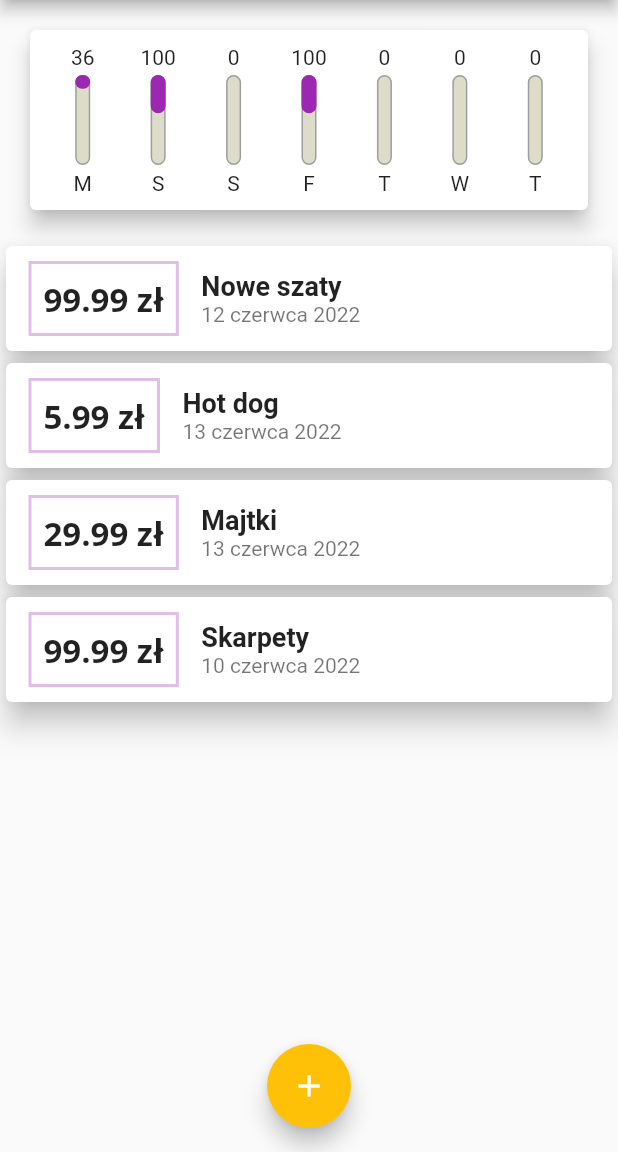
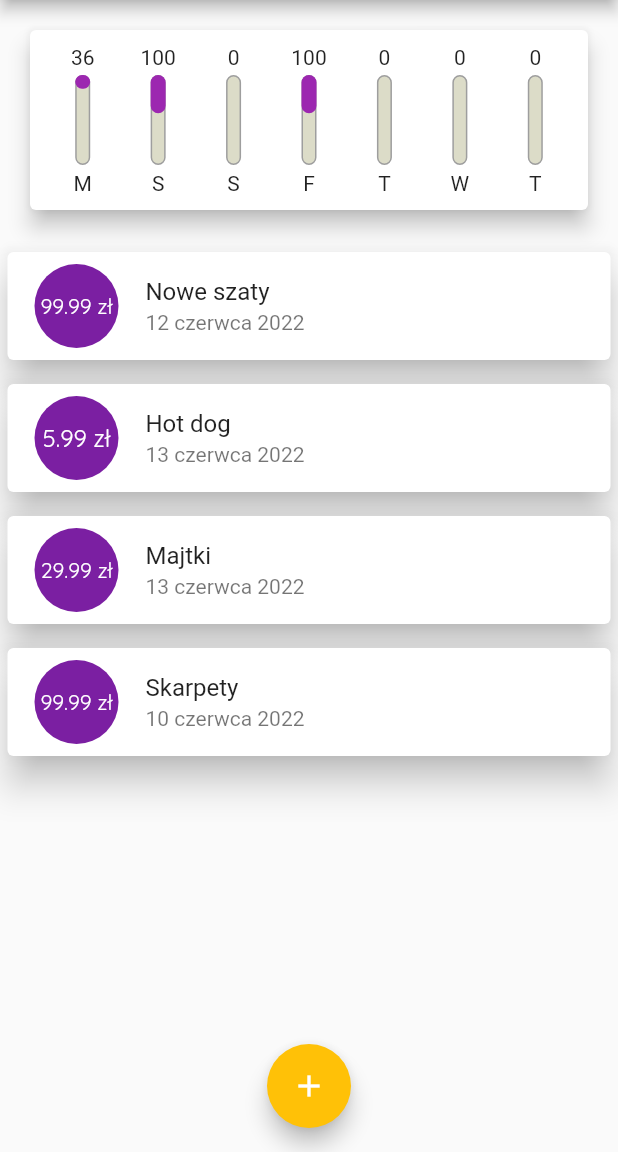
Before and after one commit to javascratches/flutter-expenses, a Flutter app: the screen it shows after launch, on a phone screen of 412 x 824 dp, the part 84-1236 px from its top. Run offline on Flutter 3.47's test engine with Material 2 defaults, Android fonts, the phone set to English and light mode, and no system bars.

Commit message:
Refaktoring listy na ListTile

```diff
--- a/lib/widgets/chart.dart
+++ b/lib/widgets/chart.dart
@@ -42,10 +42,9 @@ class Chart extends StatelessWidget {
       child: Padding(
         padding: EdgeInsets.all(10),
         child: Row(
-          mainAxisAlignment: MainAxisAlignment.spaceEvenly,
+          mainAxisAlignment: MainAxisAlignment.spaceAround,
             children: groupedTransactionValues.map((tx) {
-          return Flexible(
-            fit: FlexFit.tight,
+          return Expanded(
             child: ChartBar(
               tx['day'] as String,
               tx['amount'] as double,
--- a/lib/widgets/transcation_list.dart
+++ b/lib/widgets/transcation_list.dart
@@ -32,41 +32,25 @@ class TransactionList extends StatelessWidget {
               itemBuilder: (ctx, index) {
                 var tx = transactions[index];
                 return Card(
-                  elevation: 8,
-                  child: Row(
-                    children: [
-                      Container(
-                        child: Text(
-                          '${tx.amount.toStringAsFixed(2)} zł',
-                          style: Theme.of(context).textTheme.titleLarge,
+                  elevation: 10,
+                  margin: EdgeInsets.symmetric(vertical: 8, horizontal: 5),
+                  child: ListTile(
+                    leading: CircleAvatar(
+                      radius: 30,
+                      child: Padding(
+                        padding: EdgeInsets.all(6),
+                        child: FittedBox(
+                          child: Text('${tx.amount.toStringAsFixed(2)} zł'),
                         ),
-                        padding: const EdgeInsets.all(8),
-                        margin: const EdgeInsets.symmetric(vertical: 10, horizontal: 15),
-                        decoration: BoxDecoration(
-                            border: Border.all(
-                          color: Theme.of(context).primaryColorLight,
-                          width: 2,
-                        )),
                       ),
-                      Column(
-                        crossAxisAlignment: CrossAxisAlignment.start,
-                        children: [
-                          Text(
-                            tx.title,
-                            style: TextStyle(
-                              fontWeight: FontWeight.bold,
-                              fontSize: 18,
-                            ),
-                          ),
-                          Text(
-                            DateFormat.yMMMMd('pl_PL').format(tx.date),
-                            style: TextStyle(
-                              color: Colors.black54,
-                            ),
-                          ),
-                        ],
-                      ),
-                    ],
+                    ),
+                    title: Text(
+                      tx.title,
+                      style: Theme.of(context).textTheme.titleMedium,
+                    ),
+                    subtitle: Text(
+                      DateFormat.yMMMMd('pl_PL').format(tx.date),
+                    ),
                   ),
                 );
               },
```
